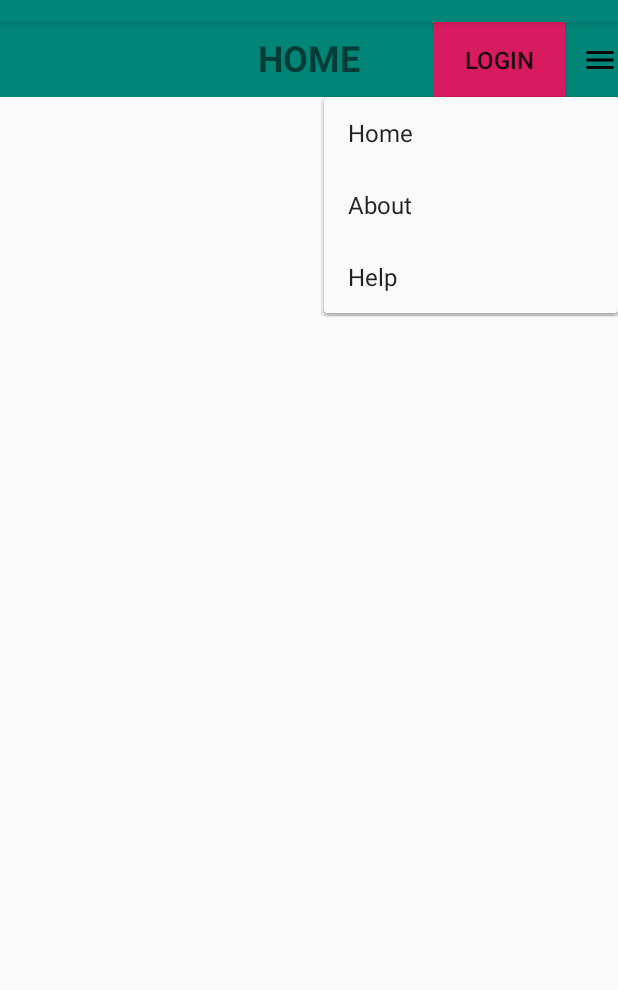
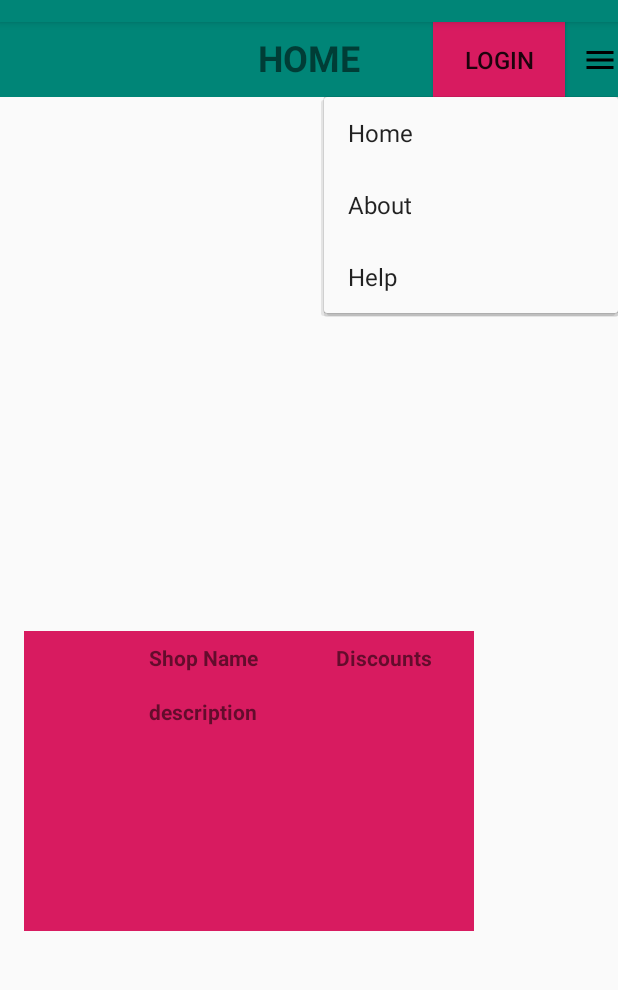
Before and after one commit to naveenpi/shopinfo, an Android app: the screen it shows after launch (MainActivity), after a tap on an icon or button, on a phone screen of 412 x 824 dp, the part 62-1052 px from its top. Run offline under Robolectric (Android 15) with nearby library versions, the phone set to English and light mode, and no system bars.

Commit message:
Added text views to activity_main.xml

```diff
--- a/app/src/main/res/layout/activity_main.xml
+++ b/app/src/main/res/layout/activity_main.xml
@@ -55,5 +55,57 @@
         app:layout_constraintTop_toTopOf="parent"
         app:layout_constraintVertical_bias="0.0" />
 
+    <TextView
+        android:id="@+id/textView"
+        android:layout_width="300dp"
+        android:layout_height="200dp"
+        android:background="@color/colorAccent"
+        android:text=""
+        app:layout_constraintBottom_toBottomOf="parent"
+        app:layout_constraintHorizontal_bias="0.144"
+        app:layout_constraintLeft_toLeftOf="parent"
+        app:layout_constraintRight_toRightOf="parent"
+        app:layout_constraintTop_toTopOf="parent"
+        app:layout_constraintVertical_bias="0.715" />
+    <TextView
+        android:id="@+id/name"
+        android:layout_width="wrap_content"
+        android:layout_height="wrap_content"
+        android:text="Shop Name"
+        android:textStyle="bold"
+        app:layout_constraintBottom_toBottomOf="parent"
+        app:layout_constraintHorizontal_bias="0.292"
+        app:layout_constraintLeft_toLeftOf="parent"
+        app:layout_constraintRight_toRightOf="parent"
+        app:layout_constraintTop_toTopOf="parent"
+        app:layout_constraintVertical_bias="0.553" />
+
+    <TextView
+        android:id="@+id/description"
+        android:layout_width="wrap_content"
+        android:layout_height="70dp"
+        android:text="description"
+        android:textStyle="bold"
+        app:layout_constraintBottom_toBottomOf="parent"
+        app:layout_constraintHorizontal_bias="0.292"
+        app:layout_constraintLeft_toLeftOf="parent"
+        app:layout_constraintRight_toRightOf="parent"
+        app:layout_constraintTop_toTopOf="parent"
+        app:layout_constraintVertical_bias="0.645" />
+
+    <TextView
+        android:id="@+id/discounts"
+        android:layout_width="wrap_content"
+        android:layout_height="wrap_content"
+        android:text="Discounts"
+        android:textStyle="bold"
+        app:layout_constraintBottom_toBottomOf="parent"
+        app:layout_constraintHorizontal_bias="0.643"
+        app:layout_constraintLeft_toLeftOf="parent"
+        app:layout_constraintRight_toRightOf="parent"
+        app:layout_constraintTop_toTopOf="parent"
+        app:layout_constraintVertical_bias="0.553" />
+
+
 
 </androidx.constraintlayout.widget.ConstraintLayout>
```
